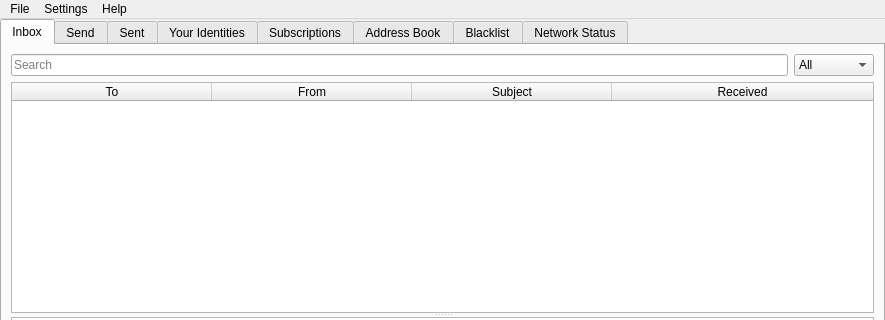
Old version of the form src/bitmessageqt/bitmessageui.ui in the repository Bitmessage/PyBitmessage; both pictures show x 0 to 885 and y 0 to 320 of the 885 by 580 pixel window.
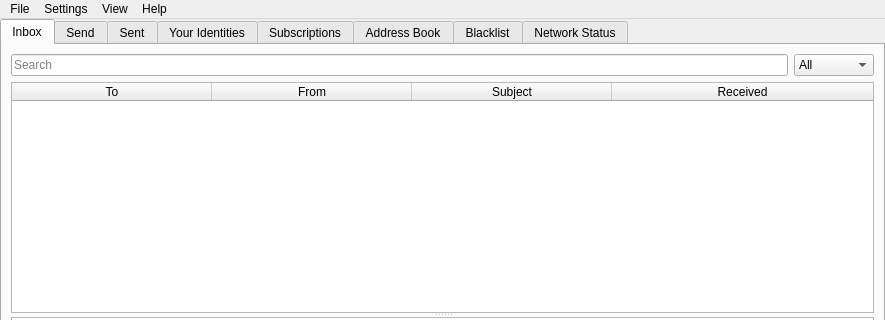
New version of the form. Icons and pictures are not drawn.

Commit message: Hashtag in init file and color deactivated

Diff of the .ui file:
```diff
--- a/src/bitmessageqt/bitmessageui.ui
+++ b/src/bitmessageqt/bitmessageui.ui
@@ -1055,7 +1055,7 @@
      <x>0</x>
      <y>0</y>
      <width>885</width>
-     <height>27</height>
+     <height>25</height>
     </rect>
    </property>
    <widget class="QMenu" name="menuFile">
@@ -1081,8 +1081,15 @@
     <addaction name="actionHelp"/>
     <addaction name="actionAbout"/>
    </widget>
+   <widget class="QMenu" name="menuView">
+    <property name="title">
+     <string>View</string>
+    </property>
+    <addaction name="actionHashtag"/>
+   </widget>
    <addaction name="menuFile"/>
    <addaction name="menuSettings"/>
+   <addaction name="menuView"/>
    <addaction name="menuHelp"/>
   </widget>
   <widget class="QStatusBar" name="statusbar">
```
Left out of the diff: 5 changed lines with no effect on the pictures. The commit also changes 2 other files.
